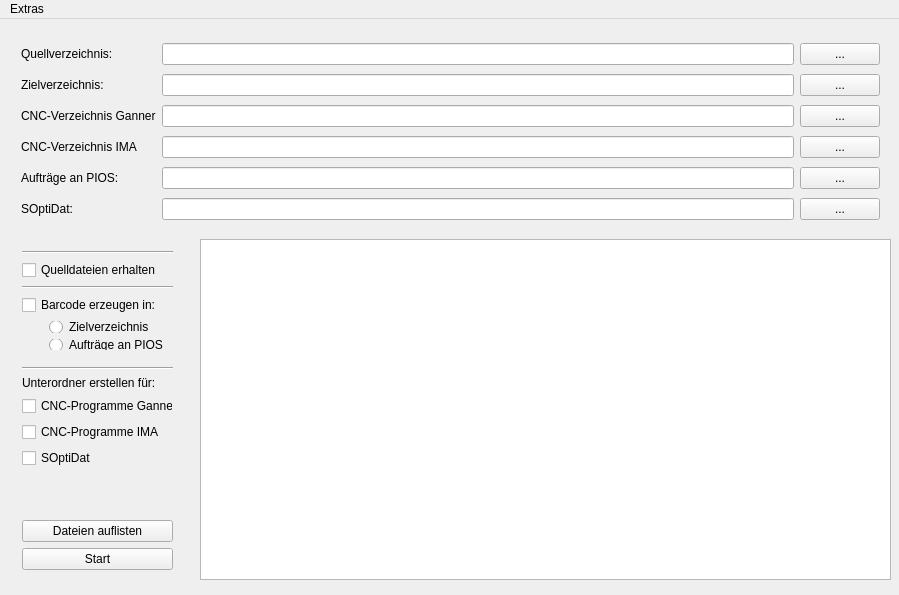
Above: mainwindow.ui from TischlerWilly/barcode_to_csv before the change. Below: the same form after it.
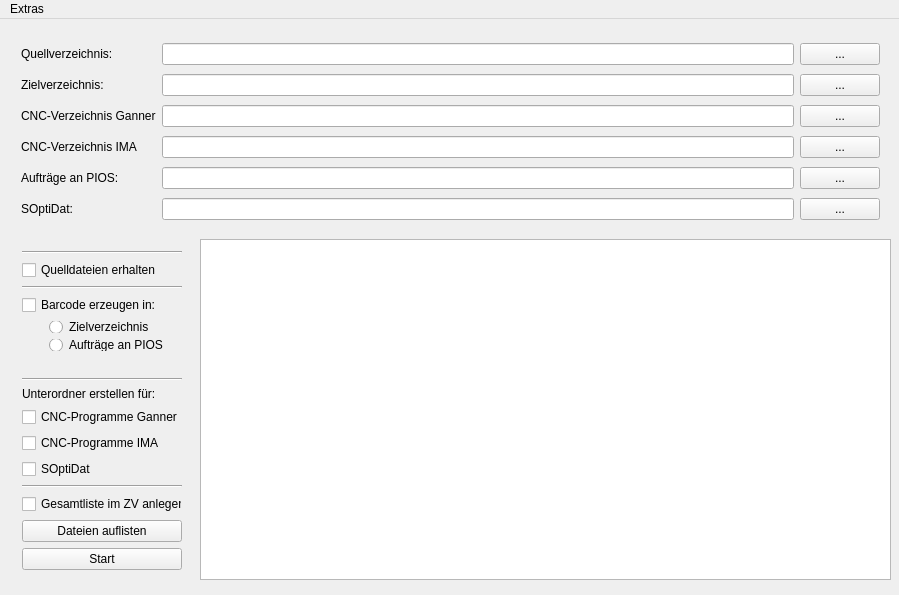
That is the form after the change.

Commit message:
Zusatzfunktion Gesamtliste erzeugen
Alle Teile aller Stücklisten in einer zusätzlichen Datei abspeichern.

Patch:
```diff
--- a/mainwindow.ui
+++ b/mainwindow.ui
@@ -149,7 +149,7 @@
      <rect>
       <x>11</x>
       <y>221</y>
-      <width>173</width>
+      <width>182</width>
       <height>341</height>
      </rect>
     </property>
@@ -231,17 +231,18 @@
       </widget>
      </item>
      <item>
-      <spacer name="verticalSpacer">
+      <widget class="Line" name="line">
        <property name="orientation">
-        <enum>Qt::Vertical</enum>
+        <enum>Qt::Horizontal</enum>
        </property>
-       <property name="sizeHint" stdset="0">
-        <size>
-         <width>20</width>
-         <height>40</height>
-        </size>
+      </widget>
+     </item>
+     <item>
+      <widget class="QCheckBox" name="checkBox_gesamtliste">
+       <property name="text">
+        <string>Gesamtliste im ZV anlegen</string>
        </property>
-      </spacer>
+      </widget>
      </item>
      <item>
       <widget class="QPushButton" name="pushButton_Dateien_auflisten">
@@ -267,8 +268,8 @@
      <rect>
       <x>38</x>
       <y>291</y>
-      <width>161</width>
-      <height>51</height>
+      <width>181</width>
+      <height>52</height>
      </rect>
     </property>
     <layout class="QVBoxLayout" name="verticalLayout_2">
```
Left out of the diff: 26 changed lines with no effect on the pictures. The commit also changes 3 other files.
